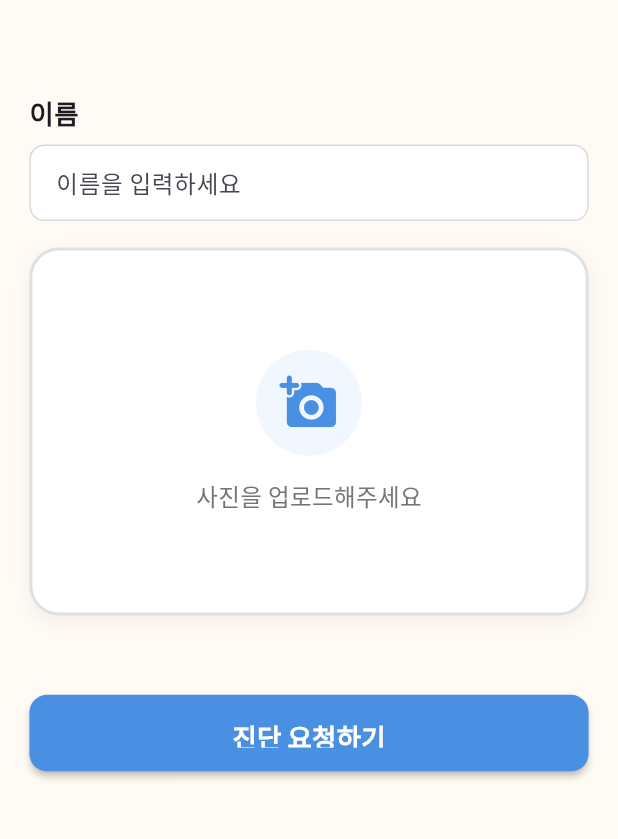
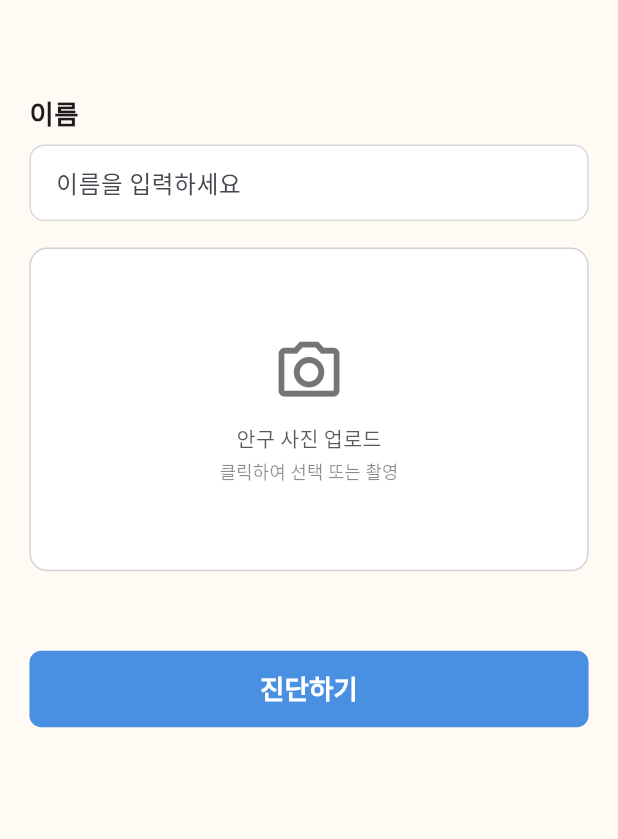
Before and after one commit to pepiproject2025-lang/App, a Flutter app: the DiagPage screen opened by its route, on a phone screen of 412 x 824 dp, the part 85-924 px from its top. Run offline on Flutter 3.47's test engine with Material 3 defaults, Android fonts, the phone set to English and light mode, and no system bars; our stand-ins replace flutter_markdown, google_fonts, image_picker.

Commit message:
잘못 합친부분 수정
이전에 merge할때 실수 한부분 수정

```diff
--- a/lib/pages/chat_page.dart
+++ b/lib/pages/chat_page.dart
@@ -1,11 +1,7 @@
 import 'dart:async';
 import 'package:flutter/material.dart';
 import 'dart:convert';
-import 'dart:typed_data'; // Uint8List
 import 'package:http/http.dart' as http;
-import 'package:flutter_markdown/flutter_markdown.dart';
-import 'package:google_fonts/google_fonts.dart';
-
 
 class ChatPage extends StatefulWidget {
   const ChatPage({super.key});
@@ -266,20 +262,7 @@ class _Bubble extends StatelessWidget {
             child: Column(
               crossAxisAlignment: align,
               children: [
-                MarkdownBody(
-                  data: msg.text,
-                  styleSheet: MarkdownStyleSheet(
-                    p: GoogleFonts.notoSansKr(
-                      color: fg,
-                      fontSize: 15,
-                      height: 1.4,
-                    ),
-                    strong: GoogleFonts.notoSansKr(
-                      color: fg,
-                      fontWeight: FontWeight.bold,
-                    ),
-                  ),
-                ),
+                Text(msg.text, style: TextStyle(color: fg, height: 1.4)),
                 const SizedBox(height: 4),
                 Text(
                   msg.timeLabel,
--- a/lib/pages/diag_page.dart
+++ b/lib/pages/diag_page.dart
@@ -118,42 +118,38 @@ class _DiagPageState extends State<DiagPage> {
                 GestureDetector(
                   onTap: _pickImage, // ✅ image_picker 사용
                   child: Container(
-                    height: 250,
                     width: double.infinity,
+                    constraints: const BoxConstraints(minHeight: 220),
+                    padding: const EdgeInsets.symmetric(horizontal: 16, vertical: 16),
                     decoration: BoxDecoration(
                       color: Colors.white,
-                      borderRadius: BorderRadius.circular(20),
-                      border: Border.all(color: const Color(0xFFE0E0E0), width: 2),
-                      boxShadow: [
-                        BoxShadow(
-                          color: Colors.black.withOpacity(0.05),
-                          blurRadius: 10,
-                          offset: const Offset(0, 4),
+                      borderRadius: BorderRadius.circular(12),
+                      border: Border.all(
+                        color: Colors.black.withOpacity(0.18),
+                        width: 1,
                       ),
-                      ],
                     ),
                     child: _pickedBytes == null
                         ? Column(
                       mainAxisAlignment: MainAxisAlignment.center,
                       children: [
-                              Container(
-                                padding: const EdgeInsets.all(16),
-                                decoration: const BoxDecoration(
-                                  color: Color(0xFFF0F7FF),
-                                  shape: BoxShape.circle,
-                                ),
-                                child: const Icon(Icons.add_a_photo_rounded, size: 40, color: Color(0xFF4A90E2)),
-                              ),
-                              const SizedBox(height: 16),
-                              const Text(
-                                '사진을 업로드해주세요',
-                                style: TextStyle(color: Color(0xFF757575), fontSize: 16, fontWeight: FontWeight.w500),
-                              ),
+                        const Icon(Icons.photo_camera_outlined, size: 50, color: Colors.black54),
+                        const SizedBox(height: 10),
+                        Text('안구 사진 업로드',
+                            style: TextStyle(fontSize: 14, color: Colors.black.withOpacity(0.65))),
+                        const SizedBox(height: 4),
+                        Text('클릭하여 선택 또는 촬영',
+                            style: TextStyle(fontSize: 12, color: Colors.black.withOpacity(0.45))),
                       ],
                     )
                         : ClipRRect(
-                            borderRadius: BorderRadius.circular(18),
-                            child: Image.memory(_pickedBytes!, fit: BoxFit.cover),
+                      borderRadius: BorderRadius.circular(8),
+                      child: Image.memory(
+                        _pickedBytes!,
+                        fit: BoxFit.cover,
+                        height: 260,
+                        width: double.infinity,
+                      ),
                     ),
                   ),
                 ),
@@ -168,12 +164,10 @@ class _DiagPageState extends State<DiagPage> {
                   child: ElevatedButton(
                     style: ElevatedButton.styleFrom(
                       backgroundColor: const Color(0xFF4A90E2),
-                      foregroundColor: Colors.white,
-                      padding: const EdgeInsets.symmetric(vertical: 16),
                       shape: RoundedRectangleBorder(
-                        borderRadius: BorderRadius.circular(12),
+                        borderRadius: BorderRadius.circular(8),
                       ),
-                      elevation: 2,
+                      elevation: 0,
                     ),
                     onPressed: () async {
                       if (_pickedBytes == null) {
@@ -207,9 +201,7 @@ class _DiagPageState extends State<DiagPage> {
                           context,
                           '/result',
                           arguments: {
-                            'markdown': resultData['model_output'],
-                            'diagnosis': resultData['diagnosis'],
-                            'case_id': resultData['case_id'],
+                            'markdown': markdown,
                             'name': petName,
                             'imageBytes': imageBytes,
                             'caseId': caseId,
@@ -228,8 +220,12 @@ class _DiagPageState extends State<DiagPage> {
                       }
                     },
                     child: const Text(
-                      '진단 요청하기',
-                      style: TextStyle(fontSize: 18, fontWeight: FontWeight.bold),
+                      '진단하기',
+                      style: TextStyle(
+                        fontSize: 18,
+                        fontWeight: FontWeight.w600,
+                        color: Colors.white,
+                      ),
                     ),
                   ),
                 ),
```
Also changed, not shown: lib/pages/diag_result_page.dart (line endings or trailing spaces), pubspec.lock. Lines whose indentation alone changed are shown as unchanged.
